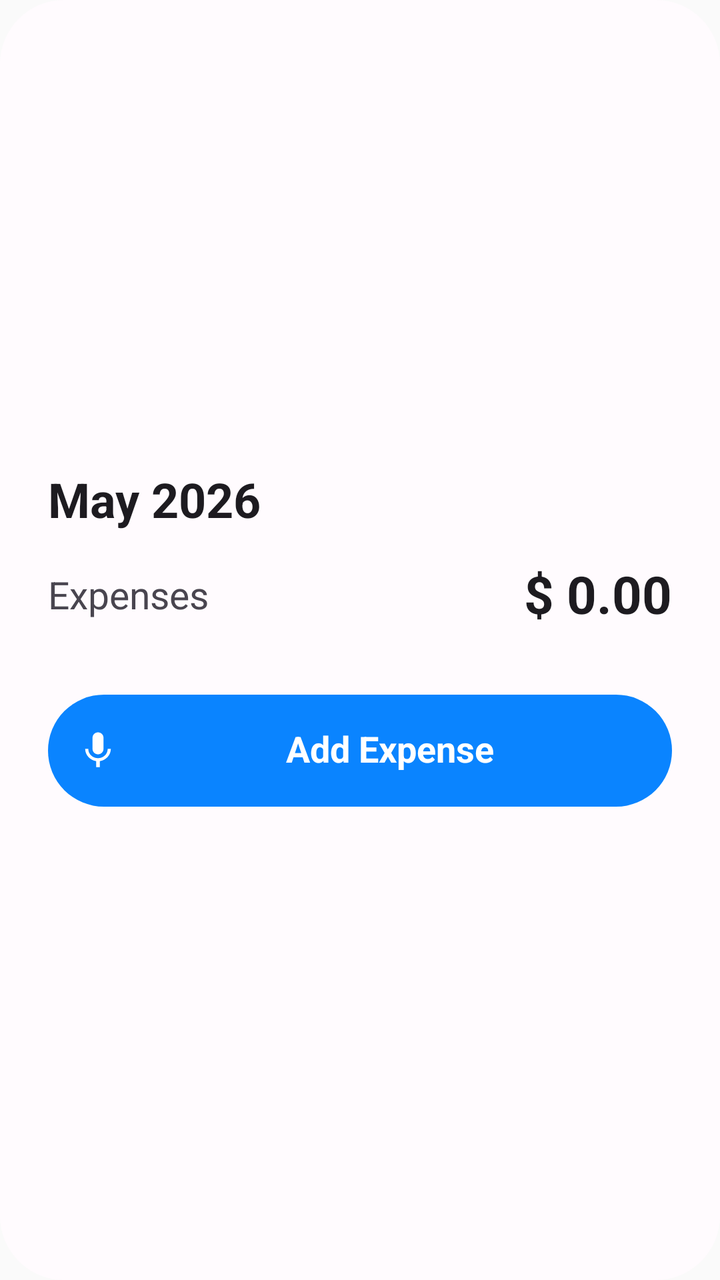
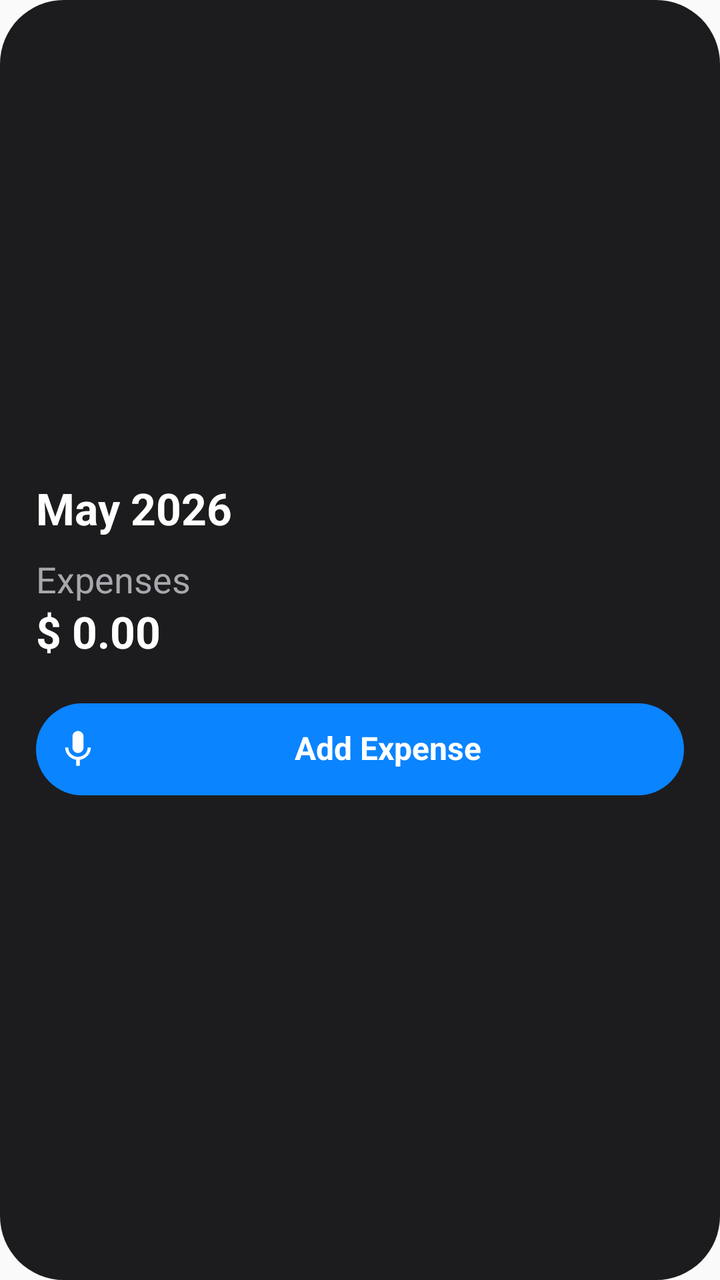

Before-and-after screenshots of an Android layout around one commit, followed by the original layout XML and the change that was made.
<!-- AndroidManifest.xml: application theme android:Theme.Material.Light.NoActionBar -->
<!-- res/layout/home_budget_widget_medium.xml -->
<?xml version="1.0" encoding="utf-8"?>
<LinearLayout xmlns:android="http://schemas.android.com/apk/res/android"
    android:id="@+id/widget_root"
    android:layout_width="match_parent"
    android:layout_height="match_parent"
    android:background="@drawable/home_budget_widget_medium_background"
    android:gravity="center_vertical"
    android:orientation="vertical"
    android:paddingLeft="24dp"
    android:paddingTop="22dp"
    android:paddingRight="24dp"
    android:paddingBottom="22dp">

    <TextView
        android:id="@+id/widget_month_title"
        android:layout_width="match_parent"
        android:layout_height="wrap_content"
        android:autoSizeMaxTextSize="24sp"
        android:autoSizeMinTextSize="18sp"
        android:autoSizeStepGranularity="1sp"
        android:autoSizeTextType="uniform"
        android:ellipsize="end"
        android:includeFontPadding="false"
        android:maxLines="1"
        android:text="May 2026"
        android:textColor="@color/widget_on_surface"
        android:textSize="24sp"
        android:textStyle="bold" />

    <LinearLayout
        android:id="@+id/widget_expenses_row"
        android:layout_width="match_parent"
        android:layout_height="wrap_content"
        android:layout_marginTop="18dp"
        android:gravity="center_vertical"
        android:orientation="horizontal">

        <TextView
            android:layout_width="wrap_content"
            android:layout_height="wrap_content"
            android:ellipsize="end"
            android:includeFontPadding="false"
            android:maxLines="1"
            android:text="@string/widget_expenses"
            android:textColor="@color/widget_on_surface_variant"
            android:textSize="19sp" />

        <TextView
            android:id="@+id/widget_expenses_amount"
            android:layout_width="0dp"
            android:layout_height="wrap_content"
            android:layout_marginStart="22dp"
            android:layout_weight="1"
            android:autoSizeMaxTextSize="26sp"
            android:autoSizeMinTextSize="19sp"
            android:autoSizeStepGranularity="1sp"
            android:autoSizeTextType="uniform"
            android:ellipsize="end"
            android:gravity="end"
            android:includeFontPadding="false"
            android:maxLines="1"
            android:text="$ 0.00"
            android:textColor="@color/widget_on_surface"
            android:textSize="26sp"
            android:textStyle="bold" />
    </LinearLayout>

    <LinearLayout
        android:id="@+id/widget_income_row"
        android:layout_width="match_parent"
        android:layout_height="wrap_content"
        android:orientation="horizontal"
        android:visibility="gone">

        <TextView
            android:layout_width="0dp"
            android:layout_height="wrap_content"
            android:layout_weight="1"
            android:text="@string/widget_income" />

        <TextView
            android:id="@+id/widget_income_amount"
            android:layout_width="wrap_content"
            android:layout_height="wrap_content"
            android:text="$ 0.00" />
    </LinearLayout>

    <TextView
        android:id="@+id/widget_add_expense_button"
        android:layout_width="match_parent"
        android:layout_height="56dp"
        android:layout_marginTop="34dp"
        android:autoSizeMaxTextSize="18sp"
        android:autoSizeMinTextSize="12sp"
        android:autoSizeStepGranularity="1sp"
        android:autoSizeTextType="uniform"
        android:background="@drawable/home_budget_widget_medium_button_background"
        android:drawableStart="@drawable/home_budget_widget_mic"
        android:drawablePadding="8dp"
        android:ellipsize="end"
        android:gravity="center"
        android:includeFontPadding="false"
        android:maxLines="1"
        android:paddingStart="14dp"
        android:paddingEnd="14dp"
        android:text="@string/widget_add_expense"
        android:textColor="@color/widget_on_primary"
        android:textSize="18sp"
        android:textStyle="bold" />
</LinearLayout>
<!-- resources referenced by this layout -->
<resources>
  <color name="widget_on_primary">#FFFFFF</color>
  <color name="widget_on_surface">#1D1B20</color>
  <color name="widget_on_surface_variant">#49454F</color>
  <!-- drawable home_budget_widget_medium_background (drawable) -->
  <?xml version="1.0" encoding="utf-8"?>
  <shape xmlns:android="http://schemas.android.com/apk/res/android">
      <solid android:color="@color/widget_surface" />
      <corners android:radius="32dp" />
  </shape>
  <!-- drawable home_budget_widget_medium_button_background (drawable) -->
  <?xml version="1.0" encoding="utf-8"?>
  <shape xmlns:android="http://schemas.android.com/apk/res/android">
      <solid android:color="#0A84FF" />
      <corners android:radius="28dp" />
  </shape>
  <!-- drawable home_budget_widget_mic (drawable) -->
  <?xml version="1.0" encoding="utf-8"?>
  <vector xmlns:android="http://schemas.android.com/apk/res/android"
      android:width="22dp"
      android:height="22dp"
      android:viewportWidth="24"
      android:viewportHeight="24">
      <path
          android:fillColor="#FFFFFFFF"
          android:pathData="M12,14c1.66,0 3,-1.34 3,-3V5c0,-1.66 -1.34,-3 -3,-3S9,3.34 9,5v6c0,1.66 1.34,3 3,3zM17.3,11c0,3 -2.54,5.1 -5.3,5.1S6.7,14 6.7,11H5c0,3.41 2.72,6.23 6,6.72V21h2v-3.28c3.28,-0.49 6,-3.31 6,-6.72h-1.7z" />
  </vector>
  <string name="widget_add_expense">Add Expense</string>
  <string name="widget_expenses">Expenses</string>
  <string name="widget_income">Income</string>
  <color name="widget_surface">#FFFBFE</color>
</resources>

<!-- the commit's change to res/layout/home_budget_widget_medium.xml (unified diff, before → after) -->
@@ -6,17 +6,17 @@
     android:background="@drawable/home_budget_widget_medium_background"
     android:gravity="center_vertical"
     android:orientation="vertical"
-    android:paddingLeft="24dp"
-    android:paddingTop="22dp"
-    android:paddingRight="24dp"
-    android:paddingBottom="22dp">
+    android:paddingLeft="18dp"
+    android:paddingTop="18dp"
+    android:paddingRight="18dp"
+    android:paddingBottom="18dp">
 
     <TextView
         android:id="@+id/widget_month_title"
         android:layout_width="match_parent"
         android:layout_height="wrap_content"
-        android:autoSizeMaxTextSize="24sp"
-        android:autoSizeMinTextSize="18sp"
+        android:autoSizeMaxTextSize="22sp"
+        android:autoSizeMinTextSize="16sp"
         android:autoSizeStepGranularity="1sp"
         android:autoSizeTextType="uniform"
         android:ellipsize="end"
@@ -24,44 +24,42 @@
         android:maxLines="1"
         android:text="May 2026"
         android:textColor="@color/widget_on_surface"
-        android:textSize="24sp"
+        android:textSize="22sp"
         android:textStyle="bold" />
 
     <LinearLayout
         android:id="@+id/widget_expenses_row"
         android:layout_width="match_parent"
         android:layout_height="wrap_content"
-        android:layout_marginTop="18dp"
-        android:gravity="center_vertical"
-        android:orientation="horizontal">
+        android:layout_marginTop="12dp"
+        android:orientation="vertical">
 
         <TextView
-            android:layout_width="wrap_content"
+            android:layout_width="match_parent"
             android:layout_height="wrap_content"
             android:ellipsize="end"
             android:includeFontPadding="false"
             android:maxLines="1"
             android:text="@string/widget_expenses"
             android:textColor="@color/widget_on_surface_variant"
-            android:textSize="19sp" />
+            android:textSize="18sp" />
 
         <TextView
             android:id="@+id/widget_expenses_amount"
-            android:layout_width="0dp"
+            android:layout_width="match_parent"
             android:layout_height="wrap_content"
-            android:layout_marginStart="22dp"
-            android:layout_weight="1"
-            android:autoSizeMaxTextSize="26sp"
-            android:autoSizeMinTextSize="19sp"
+            android:layout_marginTop="3dp"
+            android:autoSizeMaxTextSize="22sp"
+            android:autoSizeMinTextSize="14sp"
             android:autoSizeStepGranularity="1sp"
             android:autoSizeTextType="uniform"
             android:ellipsize="end"
-            android:gravity="end"
+            android:gravity="start"
             android:includeFontPadding="false"
             android:maxLines="1"
             android:text="$ 0.00"
             android:textColor="@color/widget_on_surface"
-            android:textSize="26sp"
+            android:textSize="22sp"
             android:textStyle="bold" />
     </LinearLayout>
 
@@ -88,23 +86,23 @@
     <TextView
         android:id="@+id/widget_add_expense_button"
         android:layout_width="match_parent"
-        android:layout_height="56dp"
-        android:layout_marginTop="34dp"
-        android:autoSizeMaxTextSize="18sp"
-        android:autoSizeMinTextSize="12sp"
+        android:layout_height="46dp"
+        android:layout_marginTop="22dp"
+        android:autoSizeMaxTextSize="16sp"
+        android:autoSizeMinTextSize="10sp"
         android:autoSizeStepGranularity="1sp"
         android:autoSizeTextType="uniform"
         android:background="@drawable/home_budget_widget_medium_button_background"
         android:drawableStart="@drawable/home_budget_widget_mic"
-        android:drawablePadding="8dp"
+        android:drawablePadding="6dp"
         android:ellipsize="end"
         android:gravity="center"
         android:includeFontPadding="false"
         android:maxLines="1"
-        android:paddingStart="14dp"
-        android:paddingEnd="14dp"
+        android:paddingStart="10dp"
+        android:paddingEnd="10dp"
         android:text="@string/widget_add_expense"
         android:textColor="@color/widget_on_primary"
-        android:textSize="18sp"
+        android:textSize="16sp"
         android:textStyle="bold" />
 </LinearLayout>
<!-- resource entries referenced after the edit -->
@@ -1,8 +1,8 @@
 <!-- resources referenced by this layout -->
 <resources>
   <color name="widget_on_primary">#FFFFFF</color>
-  <color name="widget_on_surface">#1D1B20</color>
-  <color name="widget_on_surface_variant">#49454F</color>
+  <color name="widget_on_surface">#FFFFFF</color>
+  <color name="widget_on_surface_variant">#A7A7AD</color>
   <!-- drawable home_budget_widget_medium_background (drawable) -->
   <?xml version="1.0" encoding="utf-8"?>
   <shape xmlns:android="http://schemas.android.com/apk/res/android">
@@ -12,7 +12,7 @@
   <!-- drawable home_budget_widget_medium_button_background (drawable) -->
   <?xml version="1.0" encoding="utf-8"?>
   <shape xmlns:android="http://schemas.android.com/apk/res/android">
-      <solid android:color="#0A84FF" />
+      <solid android:color="@color/widget_primary" />
       <corners android:radius="28dp" />
   </shape>
   <!-- drawable home_budget_widget_mic (drawable) -->
@@ -29,6 +29,7 @@
   <string name="widget_add_expense">Add Expense</string>
   <string name="widget_expenses">Expenses</string>
   <string name="widget_income">Income</string>
-  <color name="widget_surface">#FFFBFE</color>
+  <color name="widget_surface">#1C1C1E</color>
+  <color name="widget_primary">#0A84FF</color>
 </resources>
 
